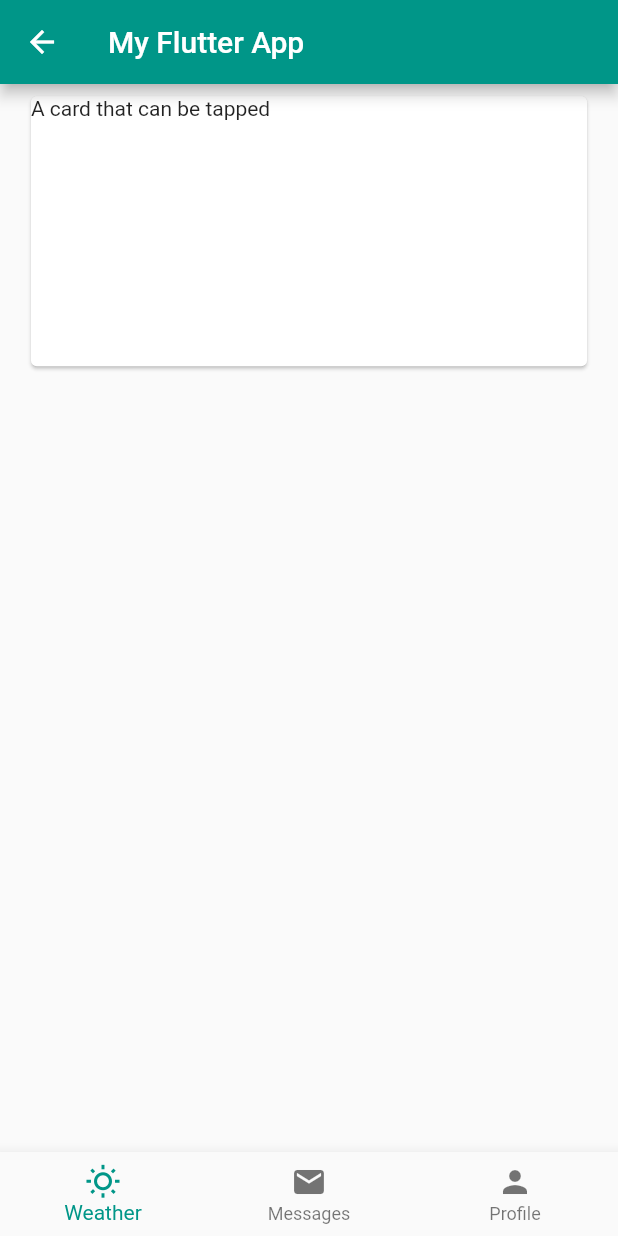
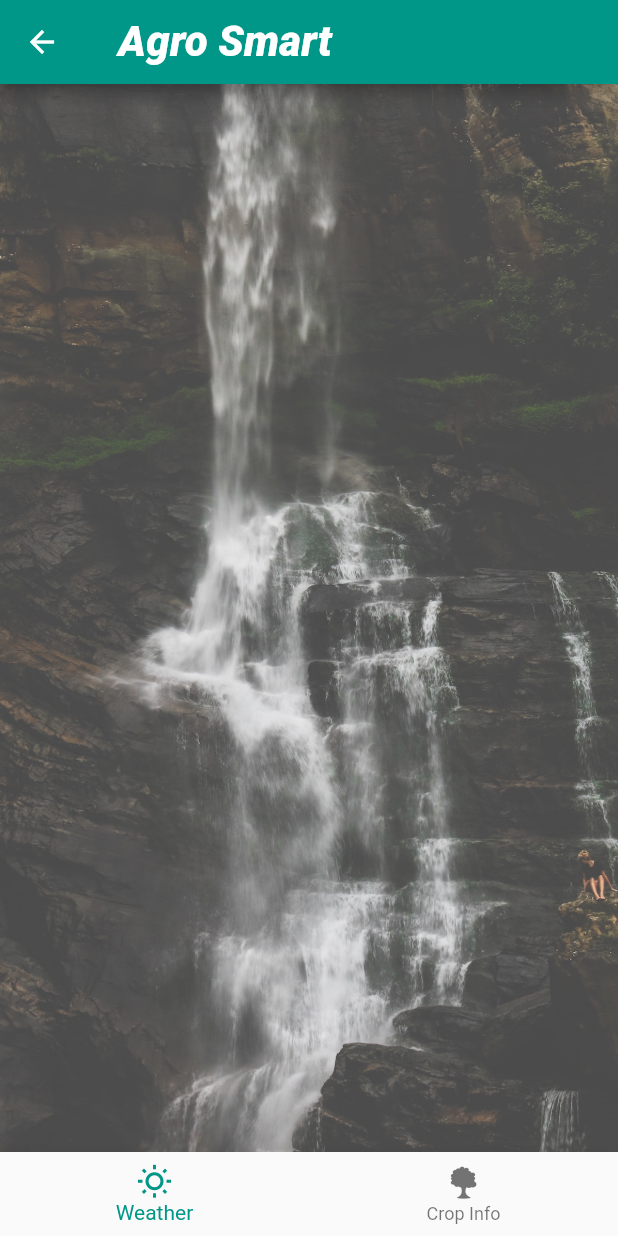
Before and after one commit to Abhishekghule18/Agriculture-Forecast, a Flutter app: the MyHomePage screen opened by its route, on a phone screen of 412 x 824 dp. Run offline on Flutter 3.47's test engine with Material 2 defaults, Android fonts, the phone set to English and light mode, and no system bars; our stand-ins replace geolocator.

Commit message:
updated paths and weatherScreen.dart  pending and crop ui pending

```diff
--- a/lib/main.dart
+++ b/lib/main.dart
@@ -38,7 +38,7 @@ class MyApp extends StatelessWidget {
         GetLocation.id: (context) => GetLocation(),
         CropList.id: (context) => CropList(),
       },
-      initialRoute: CropList.id,
+      initialRoute: MyHomePage.id,
     );
   }
 }
--- a/lib/screens/homeScreen.dart
+++ /dev/null
@@ -1,35 +0,0 @@
-import 'package:flutter/material.dart';
-
-class CurrentWeather extends StatefulWidget {
-  static const String id = 'current_weather';
-  @override
-  _CurrentWeatherState createState() => _CurrentWeatherState();
-}
-
-class _CurrentWeatherState extends State<CurrentWeather> {
-  @override
-  Widget build(BuildContext context) {
-    return Container(
-      child: Column(
-        mainAxisAlignment: MainAxisAlignment.start,
-        children: [
-          SizedBox(
-            height: MediaQuery.of(context).size.height * 0.005,
-          ),
-          Center(
-            child: Container(
-              decoration: BoxDecoration(),
-              child: Card(
-                child: SizedBox(
-                  width: MediaQuery.of(context).size.width * 0.9,
-                  height: 180,
-                  child: Text('A card that can be tapped'),
-                ),
-              ),
-            ),
-          ),
-        ],
-      ),
-    );
-  }
-}
--- a/lib/screens/homepage.dart
+++ b/lib/screens/homepage.dart
@@ -1,5 +1,6 @@
-import 'package:agri/screens/homeScreen.dart';
-import 'package:agri/screens/sample.dart';
+import 'package:agri/screens/cropList.dart';
+import 'package:agri/screens/weatherScreen.dart';
+import 'package:flutter/cupertino.dart';
 import 'package:flutter/material.dart';
 
 class MyHomePage extends StatefulWidget {
@@ -10,13 +11,21 @@ class MyHomePage extends StatefulWidget {
 
 class _MyHomePageState extends State<MyHomePage> {
   int _currentIndex = 0;
-  final List<Widget> _children = [CurrentWeather(), Sample(), Sample()];
+  final List<Widget> _children = [CurrentWeather(), CropList()];
 
   @override
   Widget build(BuildContext context) {
     return Scaffold(
       appBar: AppBar(
-        title: Text('My Flutter App'),
+        title: Text(
+          ' Agro Smart',
+          textAlign: TextAlign.center,
+          style: TextStyle(
+            fontStyle: FontStyle.italic,
+            fontWeight: FontWeight.w900,
+            fontSize: 28.0,
+          ),
+        ),
       ),
       body: _children[_currentIndex],
       bottomNavigationBar: BottomNavigationBar(
@@ -26,14 +35,12 @@ class _MyHomePageState extends State<MyHomePage> {
         items: [
           BottomNavigationBarItem(
             icon: new Icon(Icons.wb_sunny_outlined),
-            title: new Text('Weather'),
+            label: 'Weather',
           ),
           BottomNavigationBarItem(
-            icon: new Icon(Icons.mail),
-            title: new Text('Messages'),
+            icon: new Icon(CupertinoIcons.tree),
+            label: 'Crop Info',
           ),
-          BottomNavigationBarItem(
-              icon: Icon(Icons.person), title: Text('Profile'))
         ],
       ),
     );
--- /dev/null
+++ b/lib/screens/weatherScreen.dart
@@ -0,0 +1,34 @@
+import 'package:flutter/material.dart';
+
+class CurrentWeather extends StatefulWidget {
+  static const String id = 'current_weather';
+  @override
+  _CurrentWeatherState createState() => _CurrentWeatherState();
+}
+
+class _CurrentWeatherState extends State<CurrentWeather> {
+  @override
+  Widget build(BuildContext context) {
+    return Scaffold(
+      body: Container(
+        decoration: BoxDecoration(
+          image: DecorationImage(
+            image: AssetImage('assets/location_background.jpg'),
+            fit: BoxFit.cover,
+            colorFilter: ColorFilter.mode(
+                Colors.white.withOpacity(0.8), BlendMode.dstATop),
+          ),
+        ),
+        constraints: BoxConstraints.expand(),
+        child: Column(
+          mainAxisAlignment: MainAxisAlignment.start,
+          children: [
+            SizedBox(
+              height: MediaQuery.of(context).size.height * 0.005,
+            ),
+          ],
+        ),
+      ),
+    );
+  }
+}
--- a/pubspec.yaml
+++ b/pubspec.yaml
@@ -49,7 +49,7 @@ flutter:
 
   # To add assets to your application, add an assets section, like this:
   assets:
-    - assets/agri.jpg
+    - assets/
   #   - images/a_dot_ham.jpeg
 
   # An image asset can refer to one or more resolution-specific "variants", see
```
Also changed, not shown: lib/screens/cropList.dart (+10 -9 lines), lib/screens/sample.dart (deleted, +0 -18 lines), assets/city_background.jpg (added), assets/location_background.jpg (added), pubspec.lock.
